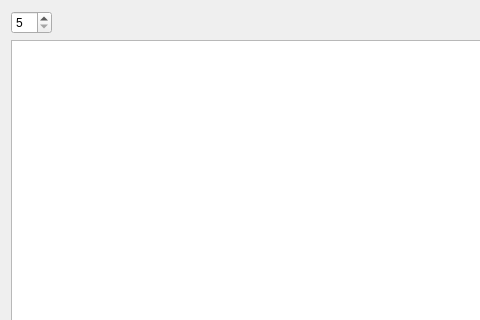
Old version of the form resources/ui/fuzz_test_dialog.ui in the repository namuan/http-rider; both pictures show x 0 to 480 and y 0 to 320 of the 953 by 529 pixel window.
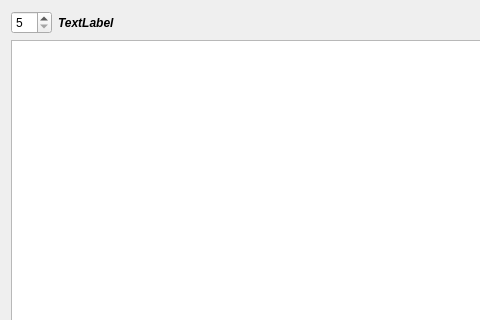
New version of the form.

Commit message: [Changed] Refactored code to generate prepared exchange and request [Added] Label and button to trigger fuzz test

```diff
--- a/resources/ui/fuzz_test_dialog.ui
+++ b/resources/ui/fuzz_test_dialog.ui
@@ -35,6 +35,20 @@
        </property>
       </widget>
      </item>
+     <item>
+      <widget class="QLabel" name="lbl_api_call">
+       <property name="font">
+        <font>
+         <weight>75</weight>
+         <italic>true</italic>
+         <bold>true</bold>
+        </font>
+       </property>
+       <property name="text">
+        <string>TextLabel</string>
+       </property>
+      </widget>
+     </item>
      <item>
       <spacer name="horizontalSpacer">
        <property name="orientation">
```
Left out of the diff: 2 changed lines with no effect on the pictures. The commit also changes 8 other files.
